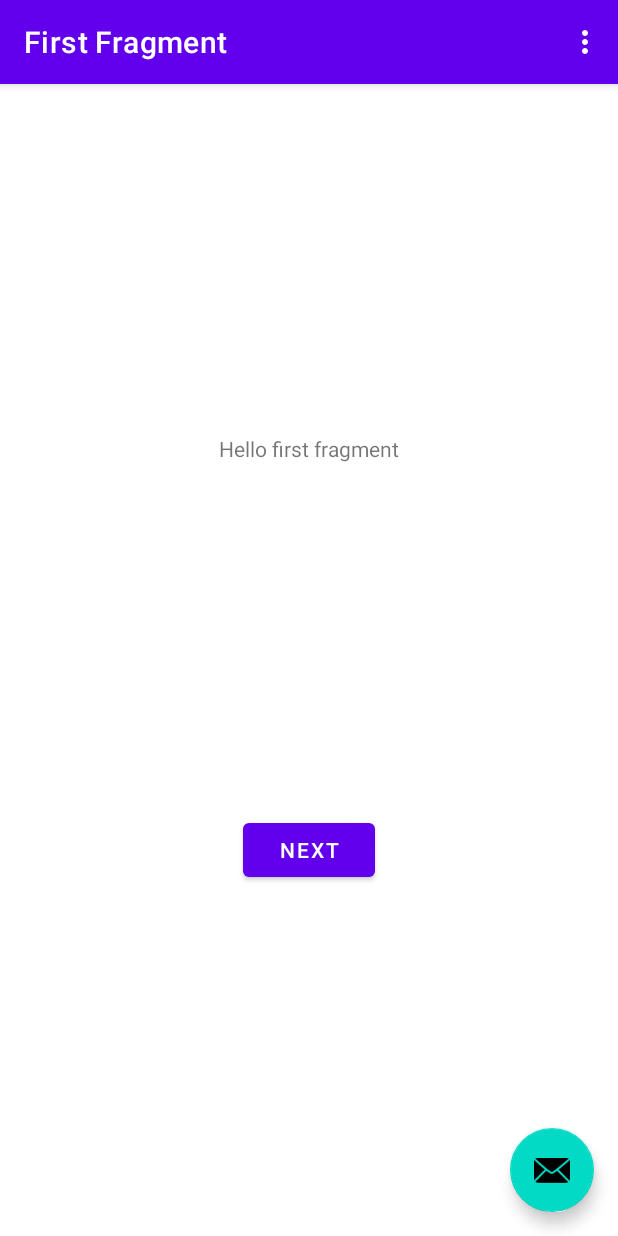
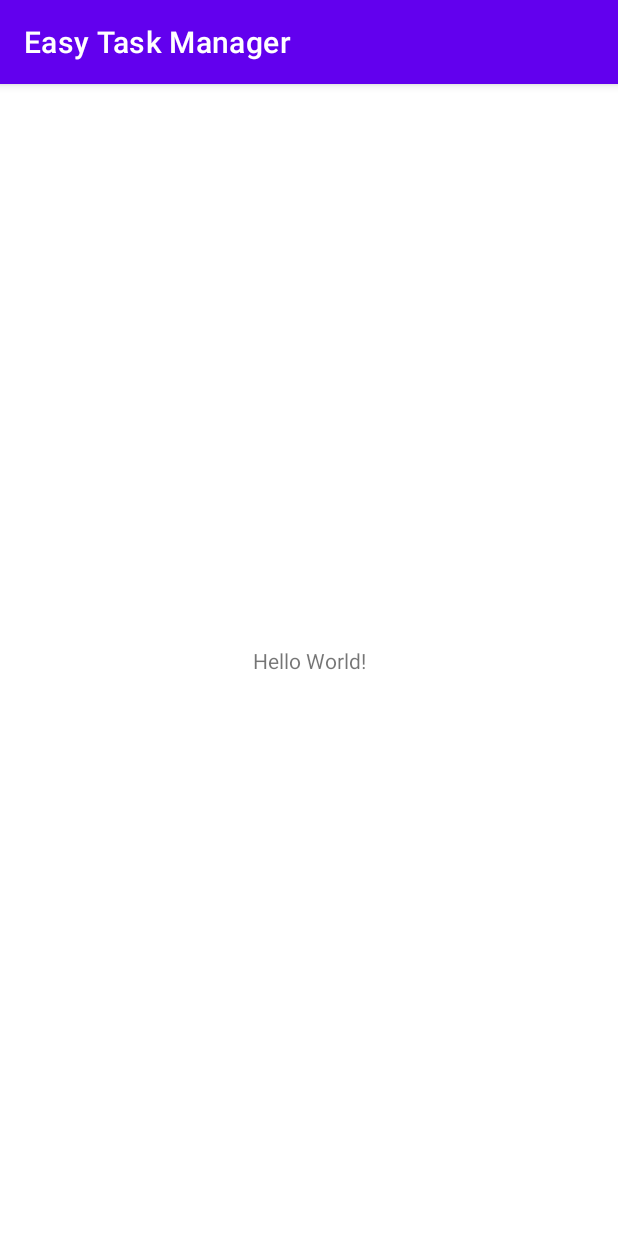
Before and after one commit to netoneze/disp-moveis-utfprcp, an Android app: the screen it shows after launch (MainActivity), on a phone screen of 412 x 824 dp. Run offline under Robolectric (Android 15) with nearby library versions, the phone set to English and light mode, and no system bars.

Commit message:
Modificado arquivos para o template empty activity

```diff
--- a/app/build.gradle
+++ b/app/build.gradle
@@ -26,9 +26,6 @@ android {
         sourceCompatibility JavaVersion.VERSION_1_8
         targetCompatibility JavaVersion.VERSION_1_8
     }
-    buildFeatures {
-        viewBinding true
-    }
 }
 
 dependencies {
@@ -36,8 +33,6 @@ dependencies {
     implementation 'androidx.appcompat:appcompat:1.3.0'
     implementation 'com.google.android.material:material:1.3.0'
     implementation 'androidx.constraintlayout:constraintlayout:2.0.4'
-    implementation 'androidx.navigation:navigation-fragment:2.3.5'
-    implementation 'androidx.navigation:navigation-ui:2.3.5'
     testImplementation 'junit:junit:4.+'
     androidTestImplementation 'androidx.test.ext:junit:1.1.2'
     androidTestImplementation 'androidx.test.espresso:espresso-core:3.3.0'
--- a/app/src/main/AndroidManifest.xml
+++ b/app/src/main/AndroidManifest.xml
@@ -9,10 +9,7 @@
         android:roundIcon="@mipmap/ic_launcher_round"
         android:supportsRtl="true"
         android:theme="@style/Theme.EasyTaskManager">
-        <activity
-            android:name=".MainActivity"
-            android:label="@string/app_name"
-            android:theme="@style/Theme.EasyTaskManager.NoActionBar">
+        <activity android:name=".MainActivity">
             <intent-filter>
                 <action android:name="android.intent.action.MAIN" />
 
--- a/app/src/main/java/com/example/easytaskmanager/FirstFragment.java
+++ /dev/null
@@ -1,47 +0,0 @@
-package com.example.easytaskmanager;
-
-import android.os.Bundle;
-import android.view.LayoutInflater;
-import android.view.View;
-import android.view.ViewGroup;
-
-import androidx.annotation.NonNull;
-import androidx.fragment.app.Fragment;
-import androidx.navigation.fragment.NavHostFragment;
-
-import com.example.easytaskmanager.databinding.FragmentFirstBinding;
-
-public class FirstFragment extends Fragment {
-
-    private FragmentFirstBinding binding;
-
-    @Override
-    public View onCreateView(
-            LayoutInflater inflater, ViewGroup container,
-            Bundle savedInstanceState
-    ) {
-
-        binding = FragmentFirstBinding.inflate(inflater, container, false);
-        return binding.getRoot();
-
-    }
-
-    public void onViewCreated(@NonNull View view, Bundle savedInstanceState) {
-        super.onViewCreated(view, savedInstanceState);
-
-        binding.buttonFirst.setOnClickListener(new View.OnClickListener() {
-            @Override
-            public void onClick(View view) {
-                NavHostFragment.findNavController(FirstFragment.this)
-                        .navigate(R.id.action_FirstFragment_to_SecondFragment);
-            }
-        });
-    }
-
-    @Override
-    public void onDestroyView() {
-        super.onDestroyView();
-        binding = null;
-    }
-
-}
--- a/app/src/main/java/com/example/easytaskmanager/MainActivity.java
+++ b/app/src/main/java/com/example/easytaskmanager/MainActivity.java
@@ -1,76 +1,14 @@
 package com.example.easytaskmanager;
+
+import androidx.appcompat.app.AppCompatActivity;
 
 import android.os.Bundle;
 
-import com.google.android.material.snackbar.Snackbar;
-
-import androidx.appcompat.app.AppCompatActivity;
-
-import android.view.View;
-
-import androidx.navigation.NavController;
-import androidx.navigation.Navigation;
-import androidx.navigation.ui.AppBarConfiguration;
-import androidx.navigation.ui.NavigationUI;
-
-import com.example.easytaskmanager.databinding.ActivityMainBinding;
-
-import android.view.Menu;
-import android.view.MenuItem;
-
 public class MainActivity extends AppCompatActivity {
-
-    private AppBarConfiguration appBarConfiguration;
-    private ActivityMainBinding binding;
 
     @Override
     protected void onCreate(Bundle savedInstanceState) {
         super.onCreate(savedInstanceState);
-
-        binding = ActivityMainBinding.inflate(getLayoutInflater());
-        setContentView(binding.getRoot());
-
-        setSupportActionBar(binding.toolbar);
-
-        NavController navController = Navigation.findNavController(this, R.id.nav_host_fragment_content_main);
-        appBarConfiguration = new AppBarConfiguration.Builder(navController.getGraph()).build();
-        NavigationUI.setupActionBarWithNavController(this, navController, appBarConfiguration);
-
-        binding.fab.setOnClickListener(new View.OnClickListener() {
-            @Override
-            public void onClick(View view) {
-                Snackbar.make(view, "Replace with your own action", Snackbar.LENGTH_LONG)
-                        .setAction("Action", null).show();
-            }
-        });
-    }
-
-    @Override
-    public boolean onCreateOptionsMenu(Menu menu) {
-        // Inflate the menu; this adds items to the action bar if it is present.
-        getMenuInflater().inflate(R.menu.menu_main, menu);
-        return true;
-    }
-
-    @Override
-    public boolean onOptionsItemSelected(MenuItem item) {
-        // Handle action bar item clicks here. The action bar will
-        // automatically handle clicks on the Home/Up button, so long
-        // as you specify a parent activity in AndroidManifest.xml.
-        int id = item.getItemId();
-
-        //noinspection SimplifiableIfStatement
-        if (id == R.id.action_settings) {
-            return true;
-        }
-
-        return super.onOptionsItemSelected(item);
-    }
-
-    @Override
-    public boolean onSupportNavigateUp() {
-        NavController navController = Navigation.findNavController(this, R.id.nav_host_fragment_content_main);
-        return NavigationUI.navigateUp(navController, appBarConfiguration)
-                || super.onSupportNavigateUp();
+        setContentView(R.layout.activity_main);
     }
 }
--- a/app/src/main/res/layout/activity_main.xml
+++ b/app/src/main/res/layout/activity_main.xml
@@ -1,33 +1,18 @@
 <?xml version="1.0" encoding="utf-8"?>
-<androidx.coordinatorlayout.widget.CoordinatorLayout xmlns:android="http://schemas.android.com/apk/res/android"
+<androidx.constraintlayout.widget.ConstraintLayout xmlns:android="http://schemas.android.com/apk/res/android"
     xmlns:app="http://schemas.android.com/apk/res-auto"
     xmlns:tools="http://schemas.android.com/tools"
     android:layout_width="match_parent"
     android:layout_height="match_parent"
     tools:context=".MainActivity">
 
-    <com.google.android.material.appbar.AppBarLayout
-        android:layout_width="match_parent"
-        android:layout_height="wrap_content"
-        android:theme="@style/Theme.EasyTaskManager.AppBarOverlay">
-
-        <androidx.appcompat.widget.Toolbar
-            android:id="@+id/toolbar"
-            android:layout_width="match_parent"
-            android:layout_height="?attr/actionBarSize"
-            android:background="?attr/colorPrimary"
-            app:popupTheme="@style/Theme.EasyTaskManager.PopupOverlay" />
-
-    </com.google.android.material.appbar.AppBarLayout>
-
-    <include layout="@layout/content_main" />
-
-    <com.google.android.material.floatingactionbutton.FloatingActionButton
-        android:id="@+id/fab"
+    <TextView
         android:layout_width="wrap_content"
         android:layout_height="wrap_content"
-        android:layout_gravity="bottom|end"
-        android:layout_margin="@dimen/fab_margin"
-        app:srcCompat="@android:drawable/ic_dialog_email" />
+        android:text="Hello World!"
+        app:layout_constraintBottom_toBottomOf="parent"
+        app:layout_constraintLeft_toLeftOf="parent"
+        app:layout_constraintRight_toRightOf="parent"
+        app:layout_constraintTop_toTopOf="parent" />
 
-</androidx.coordinatorlayout.widget.CoordinatorLayout>
+</androidx.constraintlayout.widget.ConstraintLayout>
--- a/app/src/main/res/layout/content_main.xml
+++ /dev/null
@@ -1,19 +0,0 @@
-<?xml version="1.0" encoding="utf-8"?>
-<androidx.constraintlayout.widget.ConstraintLayout xmlns:android="http://schemas.android.com/apk/res/android"
-    xmlns:app="http://schemas.android.com/apk/res-auto"
-    android:layout_width="match_parent"
-    android:layout_height="match_parent"
-    app:layout_behavior="@string/appbar_scrolling_view_behavior">
-
-    <fragment
-        android:id="@+id/nav_host_fragment_content_main"
-        android:name="androidx.navigation.fragment.NavHostFragment"
-        android:layout_width="0dp"
-        android:layout_height="0dp"
-        app:defaultNavHost="true"
-        app:layout_constraintBottom_toBottomOf="parent"
-        app:layout_constraintLeft_toLeftOf="parent"
-        app:layout_constraintRight_toRightOf="parent"
-        app:layout_constraintTop_toTopOf="parent"
-        app:navGraph="@navigation/nav_graph" />
-</androidx.constraintlayout.widget.ConstraintLayout>
--- a/app/src/main/res/layout/fragment_first.xml
+++ /dev/null
@@ -1,28 +0,0 @@
-<?xml version="1.0" encoding="utf-8"?>
-<androidx.constraintlayout.widget.ConstraintLayout xmlns:android="http://schemas.android.com/apk/res/android"
-    xmlns:app="http://schemas.android.com/apk/res-auto"
-    xmlns:tools="http://schemas.android.com/tools"
-    android:layout_width="match_parent"
-    android:layout_height="match_parent"
-    tools:context=".FirstFragment">
-
-    <TextView
-        android:id="@+id/textview_first"
-        android:layout_width="wrap_content"
-        android:layout_height="wrap_content"
-        android:text="@string/hello_first_fragment"
-        app:layout_constraintBottom_toTopOf="@id/button_first"
-        app:layout_constraintEnd_toEndOf="parent"
-        app:layout_constraintStart_toStartOf="parent"
-        app:layout_constraintTop_toTopOf="parent" />
-
-    <Button
-        android:id="@+id/button_first"
-        android:layout_width="wrap_content"
-        android:layout_height="wrap_content"
-        android:text="@string/next"
-        app:layout_constraintBottom_toBottomOf="parent"
-        app:layout_constraintEnd_toEndOf="parent"
-        app:layout_constraintStart_toStartOf="parent"
-        app:layout_constraintTop_toBottomOf="@id/textview_first" />
-</androidx.constraintlayout.widget.ConstraintLayout>
--- a/app/src/main/res/menu/menu_main.xml
+++ /dev/null
@@ -1,10 +0,0 @@
-<menu xmlns:android="http://schemas.android.com/apk/res/android"
-    xmlns:app="http://schemas.android.com/apk/res-auto"
-    xmlns:tools="http://schemas.android.com/tools"
-    tools:context="com.example.easytaskmanager.MainActivity">
-    <item
-        android:id="@+id/action_settings"
-        android:orderInCategory="100"
-        android:title="@string/action_settings"
-        app:showAsAction="never" />
-</menu>
--- a/app/src/main/res/navigation/nav_graph.xml
+++ /dev/null
@@ -1,28 +0,0 @@
-<?xml version="1.0" encoding="utf-8"?>
-<navigation xmlns:android="http://schemas.android.com/apk/res/android"
-    xmlns:app="http://schemas.android.com/apk/res-auto"
-    xmlns:tools="http://schemas.android.com/tools"
-    android:id="@+id/nav_graph"
-    app:startDestination="@id/FirstFragment">
-
-    <fragment
-        android:id="@+id/FirstFragment"
-        android:name="com.example.easytaskmanager.FirstFragment"
-        android:label="@string/first_fragment_label"
-        tools:layout="@layout/fragment_first">
-
-        <action
-            android:id="@+id/action_FirstFragment_to_SecondFragment"
-            app:destination="@id/SecondFragment" />
-    </fragment>
-    <fragment
-        android:id="@+id/SecondFragment"
-        android:name="com.example.easytaskmanager.SecondFragment"
-        android:label="@string/second_fragment_label"
-        tools:layout="@layout/fragment_second">
-
-        <action
-            android:id="@+id/action_SecondFragment_to_FirstFragment"
-            app:destination="@id/FirstFragment" />
-    </fragment>
-</navigation>
--- a/app/src/main/res/values/dimens.xml
+++ /dev/null
@@ -1,3 +0,0 @@
-<resources>
-    <dimen name="fab_margin">16dp</dimen>
-</resources>
--- a/app/src/main/res/values/strings.xml
+++ b/app/src/main/res/values/strings.xml
@@ -1,12 +1,3 @@
 <resources>
     <string name="app_name">Easy Task Manager</string>
-    <string name="action_settings">Settings</string>
-    <!-- Strings used for fragments for navigation -->
-    <string name="first_fragment_label">First Fragment</string>
-    <string name="second_fragment_label">Second Fragment</string>
-    <string name="next">Next</string>
-    <string name="previous">Previous</string>
-
-    <string name="hello_first_fragment">Hello first fragment</string>
-    <string name="hello_second_fragment">Hello second fragment. Arg: %1$s</string>
 </resources>
--- a/app/src/main/res/values/themes.xml
+++ b/app/src/main/res/values/themes.xml
@@ -13,13 +13,4 @@
         <item name="android:statusBarColor" tools:targetApi="l">?attr/colorPrimaryVariant</item>
         <!-- Customize your theme here. -->
     </style>
-
-    <style name="Theme.EasyTaskManager.NoActionBar">
-        <item name="windowActionBar">false</item>
-        <item name="windowNoTitle">true</item>
-    </style>
-
-    <style name="Theme.EasyTaskManager.AppBarOverlay" parent="ThemeOverlay.AppCompat.Dark.ActionBar" />
-
-    <style name="Theme.EasyTaskManager.PopupOverlay" parent="ThemeOverlay.AppCompat.Light" />
 </resources>
```
Also changed, not shown: app/src/main/java/com/example/easytaskmanager/SecondFragment.java (deleted, +0 -47 lines), app/src/main/res/layout/fragment_second.xml (deleted, +0 -27 lines).
